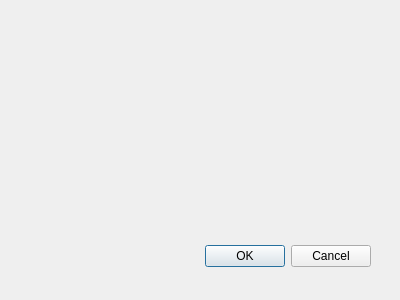
The window that qceplib-base/qcepnewimagedialog.ui (guyjennings/qxrd) describes before a commit, drawn with Qt 5.
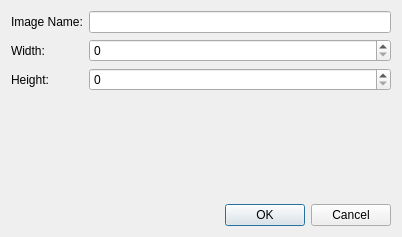
The same window after the commit.

Diff of the .ui file:
```diff
--- a/qceplib-base/qcepnewimagedialog.ui
+++ b/qceplib-base/qcepnewimagedialog.ui
@@ -6,29 +6,76 @@
    <rect>
     <x>0</x>
     <y>0</y>
-    <width>400</width>
-    <height>300</height>
+    <width>402</width>
+    <height>237</height>
    </rect>
   </property>
   <property name="windowTitle">
    <string>Dialog</string>
   </property>
-  <widget class="QDialogButtonBox" name="buttonBox">
-   <property name="geometry">
-    <rect>
-     <x>30</x>
-     <y>240</y>
-     <width>341</width>
-     <height>32</height>
-    </rect>
-   </property>
-   <property name="orientation">
-    <enum>Qt::Horizontal</enum>
-   </property>
-   <property name="standardButtons">
-    <set>QDialogButtonBox::Cancel|QDialogButtonBox::Ok</set>
-   </property>
-  </widget>
+  <layout class="QGridLayout" name="gridLayout">
+   <item row="0" column="0">
+    <widget class="QLabel" name="label">
+     <property name="text">
+      <string>Image Name:</string>
+     </property>
+    </widget>
+   </item>
+   <item row="0" column="1">
+    <widget class="QLineEdit" name="m_ImageName"/>
+   </item>
+   <item row="1" column="0">
+    <widget class="QLabel" name="label_2">
+     <property name="text">
+      <string>Width:</string>
+     </property>
+    </widget>
+   </item>
+   <item row="1" column="1">
+    <widget class="QSpinBox" name="m_ImageWidth">
+     <property name="maximum">
+      <number>10000</number>
+     </property>
+    </widget>
+   </item>
+   <item row="2" column="0">
+    <widget class="QLabel" name="label_3">
+     <property name="text">
+      <string>Height:</string>
+     </property>
+    </widget>
+   </item>
+   <item row="2" column="1">
+    <widget class="QSpinBox" name="m_ImageHeight">
+     <property name="maximum">
+      <number>10000</number>
+     </property>
+    </widget>
+   </item>
+   <item row="3" column="0" colspan="2">
+    <spacer name="verticalSpacer">
+     <property name="orientation">
+      <enum>Qt::Vertical</enum>
+     </property>
+     <property name="sizeHint" stdset="0">
+      <size>
+       <width>348</width>
+       <height>70</height>
+      </size>
+     </property>
+    </spacer>
+   </item>
+   <item row="4" column="0" colspan="2">
+    <widget class="QDialogButtonBox" name="buttonBox">
+     <property name="orientation">
+      <enum>Qt::Horizontal</enum>
+     </property>
+     <property name="standardButtons">
+      <set>QDialogButtonBox::Cancel|QDialogButtonBox::Ok</set>
+     </property>
+    </widget>
+   </item>
+  </layout>
  </widget>
  <resources/>
  <connections>
```
